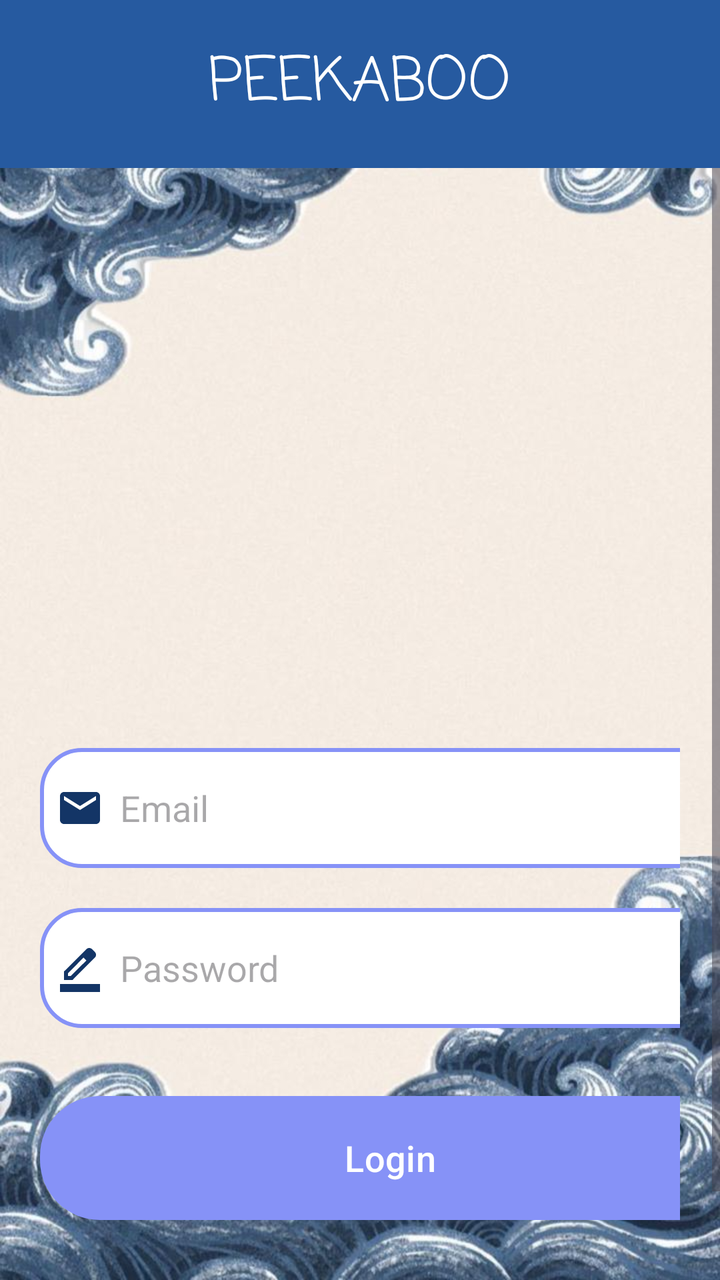
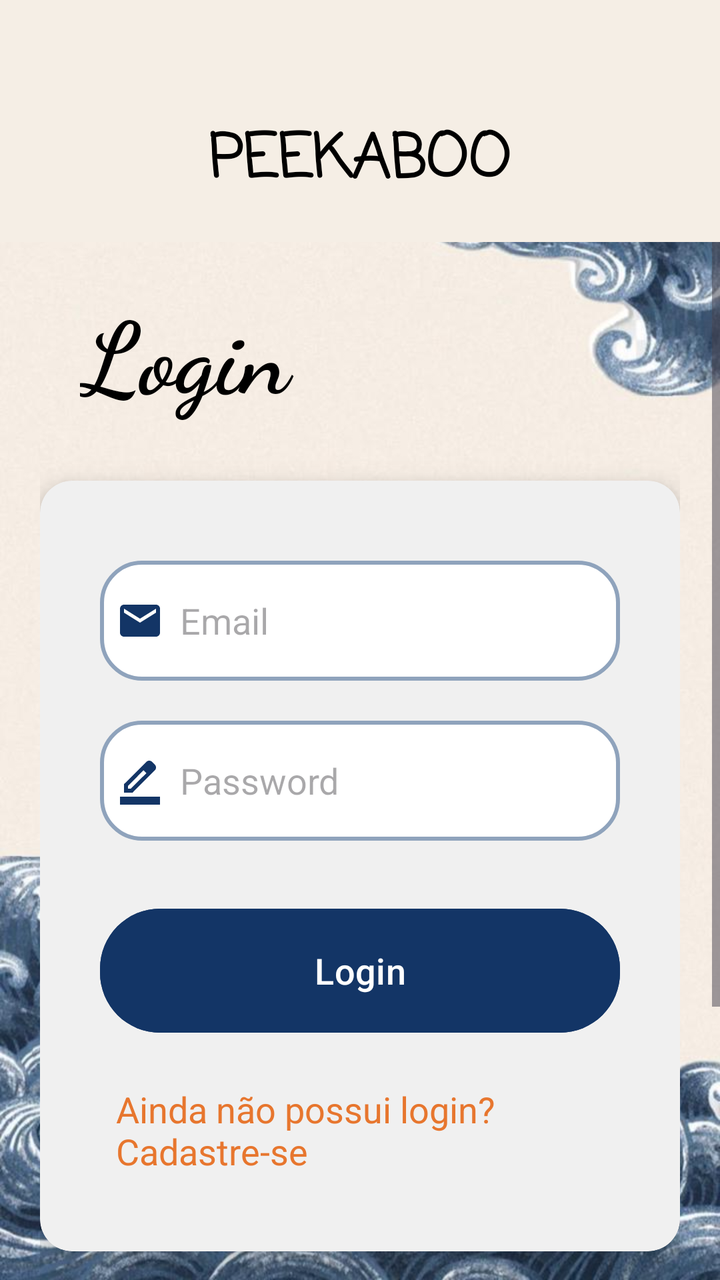

The first picture is an Android layout as it rendered before a commit; the second is the same layout after the commit. The layout source and the unified diff follow.
<!-- AndroidManifest.xml: application theme Theme.Peekaboo -->
<!-- res/layout/activity_login.xml -->
<?xml version="1.0" encoding="utf-8"?>
<LinearLayout xmlns:android="http://schemas.android.com/apk/res/android"
    xmlns:app="http://schemas.android.com/apk/res-auto"
    xmlns:tools="http://schemas.android.com/tools"
    android:layout_width="match_parent"
    android:layout_height="match_parent"
    android:background="@drawable/d"
    android:orientation="vertical"
    tools:context=".Cadastrar_user">

    <LinearLayout
        android:id="@+id/layoutCorFundo"
        android:layout_width="match_parent"
        android:layout_height="84dp"
        android:background="#265AA0"
        android:gravity="center">


        <TextView
            android:id="@+id/textView2"
            android:layout_width="wrap_content"
            android:layout_height="wrap_content"
            android:layout_gravity="center"
            android:fontFamily="casual"
            android:text="@string/peekaboo"
            android:textColor="#FFFFFF"
            android:textSize="30sp" />
    </LinearLayout>

    <ScrollView
        android:layout_width="match_parent"
        android:layout_height="wrap_content">

        <LinearLayout
            android:layout_width="match_parent"
            android:layout_height="wrap_content"
            android:orientation="vertical">

            <LinearLayout
                android:layout_width="match_parent"
                android:layout_height="wrap_content"
                android:layout_marginTop="240dp"
                android:orientation="vertical"
                android:padding="20dp">


                <EditText
                    android:id="@+id/edemail"
                    android:layout_width="350dp"
                    android:layout_height="60dp"
                    android:layout_marginTop="30dp"
                    android:background="@drawable/lavender_border"
                    android:drawableLeft="@drawable/baseline_email_24"
                    android:drawablePadding="8dp"
                    android:hint="Email"
                    android:padding="8dp"/>

                <EditText
                    android:id="@+id/edsenha"
                    android:layout_width="350dp"
                    android:layout_height="60dp"
                    android:layout_marginTop="20dp"
                    android:background="@drawable/lavender_border"
                    android:drawableLeft="@drawable/outline_border_color_24"
                    android:drawablePadding="8dp"
                    android:hint="Password"
                    android:inputType="textPassword"
                    android:padding="8dp" />

                <Button
                    android:id="@+id/btlogin"
                    android:layout_width="350dp"
                    android:layout_height="70dp"
                    android:layout_marginTop="30dp"
                    android:text="Login"
                    android:textSize="18sp"
                    app:cornerRadius="30dp" />

                <TextView
                    android:id="@+id/signupRedirectText"
                    android:layout_width="wrap_content"
                    android:layout_height="wrap_content"
                    android:layout_gravity="center"
                    android:layout_marginTop="14dp"
                    android:padding="8dp"
                    android:text="Not yet registered? Signup"
                    android:textColor="@color/blue"
                    android:textSize="18sp" />

            </LinearLayout>
        </LinearLayout>
    </ScrollView>
</LinearLayout>
<!-- resources referenced by this layout -->
<resources>
  <color name="blue">#133566</color>
  <!-- drawable baseline_email_24 (drawable) -->
  <vector xmlns:android="http://schemas.android.com/apk/res/android" android:height="24dp" android:tint="#133566" android:viewportHeight="24" android:viewportWidth="24" android:width="24dp">
        
      <path android:fillColor="@android:color/white" android:pathData="M20,4L4,4c-1.1,0 -1.99,0.9 -1.99,2L2,18c0,1.1 0.9,2 2,2h16c1.1,0 2,-0.9 2,-2L22,6c0,-1.1 -0.9,-2 -2,-2zM20,8l-8,5 -8,-5L4,6l8,5 8,-5v2z"/>
      
  </vector>
  <!-- drawable d: jpg bitmap (drawable, 94922 bytes) -->
  <!-- drawable lavender_border (drawable) -->
  <?xml version="1.0" encoding="utf-8"?>
  <shape xmlns:android="http://schemas.android.com/apk/res/android"
      android:shape="rectangle">
      <corners
          android:radius="20dp"/>
      <stroke
          android:color="@color/lavender"
          android:width="2dp"/>
      <solid
          android:color="@color/white"/>
  </shape>
  <!-- drawable outline_border_color_24 (drawable) -->
  <vector xmlns:android="http://schemas.android.com/apk/res/android" android:height="24dp" android:tint="#133566" android:viewportHeight="960" android:viewportWidth="960" android:width="24dp">
        
      <path android:fillColor="@android:color/white" android:pathData="M80,960L80,800L880,800L880,960L80,960ZM240,640L296,640L608,329L579,300L551,272L240,584L240,640ZM160,720L160,550L608,103Q619,92 633.5,86Q648,80 664,80Q680,80 695,86Q710,92 722,104L777,160Q789,171 794.5,186Q800,201 800,217Q800,232 794.5,246.5Q789,261 777,273L330,720L160,720ZM720,216L720,216L664,160L664,160L720,216ZM608,329L579,300L551,272L551,272L608,329Z"/>
      
  </vector>
  <string name="peekaboo">PEEKABOO</string>
  <style name="Theme.Peekaboo" parent="Base.Theme.Peekaboo" />
  <color name="lavender">#8692f7</color>
  <color name="white">#FFFFFFFF</color>
  <style name="Base.Theme.Peekaboo" parent="Theme.Material3.DayNight.NoActionBar">
          <item name="colorPrimary">@color/lavender</item>
          <item name="colorPrimaryVariant">@color/lavender</item>
          <item name="colorOnPrimary">@color/white</item>
          <item name="colorSecondary">@color/teal_200</item>
          <item name="colorSecondaryVariant">@color/teal_700</item>
          <item name="colorOnSecondary">@color/black</item>
          
          <item name="android:statusBarColor">?attr/colorPrimaryVariant</item>
      </style>
  <color name="teal_200">#FF03DAC5</color>
  <color name="teal_700">#FF018786</color>
  <color name="black">#FF000000</color>
</resources>

<!-- the commit's change to res/layout/activity_login.xml (unified diff, before → after) -->
@@ -4,90 +4,116 @@
     xmlns:tools="http://schemas.android.com/tools"
     android:layout_width="match_parent"
     android:layout_height="match_parent"
-    android:background="@drawable/d"
+    android:background="@drawable/fundooo"
     android:orientation="vertical"
-    tools:context=".Cadastrar_user">
+    tools:context=".Login">
 
     <LinearLayout
         android:id="@+id/layoutCorFundo"
         android:layout_width="match_parent"
-        android:layout_height="84dp"
-        android:background="#265AA0"
+        android:layout_height="121dp"
+        android:background="#F5EEE5"
         android:gravity="center">
-
 
         <TextView
             android:id="@+id/textView2"
             android:layout_width="wrap_content"
             android:layout_height="wrap_content"
-            android:layout_gravity="center"
+            android:layout_marginTop="20dp"
             android:fontFamily="casual"
             android:text="@string/peekaboo"
-            android:textColor="#FFFFFF"
-            android:textSize="30sp" />
+            android:textColor="#000000"
+            android:textSize="30sp"
+            android:textStyle="bold" />
     </LinearLayout>
 
     <ScrollView
         android:layout_width="match_parent"
-        android:layout_height="wrap_content">
+        android:layout_height="match_parent"
+        android:fillViewport="true">
 
         <LinearLayout
             android:layout_width="match_parent"
             android:layout_height="wrap_content"
-            android:orientation="vertical">
+            android:gravity="center_vertical"
+            android:orientation="vertical"
+            android:paddingHorizontal="20dp">
 
-            <LinearLayout
+            <TextView
+                android:id="@+id/textView3"
+                android:layout_width="150dp"
+                android:layout_height="wrap_content"
+                android:layout_marginTop="20dp"
+                android:layout_marginBottom="30dp"
+                android:fontFamily="cursive"
+                android:paddingLeft="20dp"
+                android:text="Login"
+                android:textColor="#000000"
+                android:textSize="50sp"
+                android:textStyle="bold" />
+
+            <androidx.cardview.widget.CardView
                 android:layout_width="match_parent"
                 android:layout_height="wrap_content"
-                android:layout_marginTop="240dp"
-                android:orientation="vertical"
-                android:padding="20dp">
+                android:layout_gravity="center"
+                android:layout_marginTop="0dp"
+                android:layout_marginBottom="200dp"
+                app:cardCornerRadius="16dp"
+                app:cardElevation="10dp"
+                app:cardBackgroundColor="#F0F0F0">
 
+                <LinearLayout
+                    android:layout_width="match_parent"
+                    android:layout_height="wrap_content"
+                    android:orientation="vertical"
+                    android:padding="30dp">
 
-                <EditText
-                    android:id="@+id/edemail"
-                    android:layout_width="350dp"
-                    android:layout_height="60dp"
-                    android:layout_marginTop="30dp"
-                    android:background="@drawable/lavender_border"
-                    android:drawableLeft="@drawable/baseline_email_24"
-                    android:drawablePadding="8dp"
-                    android:hint="Email"
-                    android:padding="8dp"/>
+                    <EditText
+                        android:id="@+id/edemail"
+                        android:layout_width="match_parent"
+                        android:layout_height="60dp"
+                        android:layout_marginTop="10dp"
+                        android:background="@drawable/gray_border"
+                        android:drawableStart="@drawable/baseline_email_24"
+                        android:drawablePadding="8dp"
+                        android:hint="Email"
+                        android:padding="8dp" />
 
-                <EditText
-                    android:id="@+id/edsenha"
-                    android:layout_width="350dp"
-                    android:layout_height="60dp"
-                    android:layout_marginTop="20dp"
-                    android:background="@drawable/lavender_border"
-                    android:drawableLeft="@drawable/outline_border_color_24"
-                    android:drawablePadding="8dp"
-                    android:hint="Password"
-                    android:inputType="textPassword"
-                    android:padding="8dp" />
+                    <EditText
+                        android:id="@+id/edsenha"
+                        android:layout_width="match_parent"
+                        android:layout_height="60dp"
+                        android:layout_marginTop="20dp"
+                        android:background="@drawable/gray_border"
+                        android:drawableStart="@drawable/outline_border_color_24"
+                        android:drawablePadding="8dp"
+                        android:hint="Password"
+                        android:inputType="textPassword"
+                        android:padding="8dp" />
 
-                <Button
-                    android:id="@+id/btlogin"
-                    android:layout_width="350dp"
-                    android:layout_height="70dp"
-                    android:layout_marginTop="30dp"
-                    android:text="Login"
-                    android:textSize="18sp"
-                    app:cornerRadius="30dp" />
+                    <Button
+                        android:id="@+id/btlogin"
+                        android:layout_width="match_parent"
+                        android:layout_height="70dp"
+                        android:layout_marginTop="30dp"
+                        android:backgroundTint="@color/blue"
+                        android:text="Login"
+                        android:textSize="18sp"
+                        app:cornerRadius="30dp" />
 
-                <TextView
-                    android:id="@+id/signupRedirectText"
-                    android:layout_width="wrap_content"
-                    android:layout_height="wrap_content"
-                    android:layout_gravity="center"
-                    android:layout_marginTop="14dp"
-                    android:padding="8dp"
-                    android:text="Not yet registered? Signup"
-                    android:textColor="@color/blue"
-                    android:textSize="18sp" />
+                    <TextView
+                        android:id="@+id/signupRedirectText"
+                        android:layout_width="wrap_content"
+                        android:layout_height="wrap_content"
+                        android:layout_gravity="center_horizontal"
+                        android:layout_marginTop="14dp"
+                        android:padding="8dp"
+                        android:text="Ainda não possui login? Cadastre-se"
+                        android:textColor="#E7762E"
+                        android:textSize="18sp" />
 
-            </LinearLayout>
+                </LinearLayout>
+            </androidx.cardview.widget.CardView>
         </LinearLayout>
     </ScrollView>
 </LinearLayout>
<!-- resource entries referenced after the edit -->
@@ -7,15 +7,15 @@
       <path android:fillColor="@android:color/white" android:pathData="M20,4L4,4c-1.1,0 -1.99,0.9 -1.99,2L2,18c0,1.1 0.9,2 2,2h16c1.1,0 2,-0.9 2,-2L22,6c0,-1.1 -0.9,-2 -2,-2zM20,8l-8,5 -8,-5L4,6l8,5 8,-5v2z"/>
       
   </vector>
-  <!-- drawable d: jpg bitmap (drawable, 94922 bytes) -->
-  <!-- drawable lavender_border (drawable) -->
+  <!-- drawable fundooo: jpg bitmap (drawable, 94379 bytes) -->
+  <!-- drawable gray_border (drawable) -->
   <?xml version="1.0" encoding="utf-8"?>
   <shape xmlns:android="http://schemas.android.com/apk/res/android"
       android:shape="rectangle">
       <corners
           android:radius="20dp"/>
       <stroke
-          android:color="@color/lavender"
+          android:color="@color/gray"
           android:width="2dp"/>
       <solid
           android:color="@color/white"/>
@@ -28,20 +28,22 @@
   </vector>
   <string name="peekaboo">PEEKABOO</string>
   <style name="Theme.Peekaboo" parent="Base.Theme.Peekaboo" />
-  <color name="lavender">#8692f7</color>
+  <color name="gray">#8FA3BC</color>
   <color name="white">#FFFFFFFF</color>
   <style name="Base.Theme.Peekaboo" parent="Theme.Material3.DayNight.NoActionBar">
-          <item name="colorPrimary">@color/lavender</item>
-          <item name="colorPrimaryVariant">@color/lavender</item>
+          <item name="colorPrimary">@color/blue</item>
+          <item name="colorPrimaryVariant">@color/blue</item>
           <item name="colorOnPrimary">@color/white</item>
-          <item name="colorSecondary">@color/teal_200</item>
-          <item name="colorSecondaryVariant">@color/teal_700</item>
-          <item name="colorOnSecondary">@color/black</item>
-          
+  
+          <item name="colorSecondary">@color/accent_orange</item>
+          <item name="colorSecondaryVariant">@color/accent_orange</item>
+          <item name="colorOnSecondary">@color/white</item>
+  
           <item name="android:statusBarColor">?attr/colorPrimaryVariant</item>
+  
+          <item name="android:windowBackground">@color/warm_gray</item>
       </style>
-  <color name="teal_200">#FF03DAC5</color>
-  <color name="teal_700">#FF018786</color>
-  <color name="black">#FF000000</color>
+  <color name="accent_orange">#E06D28</color>
+  <color name="warm_gray">#F0F0F0</color>
 </resources>
 
